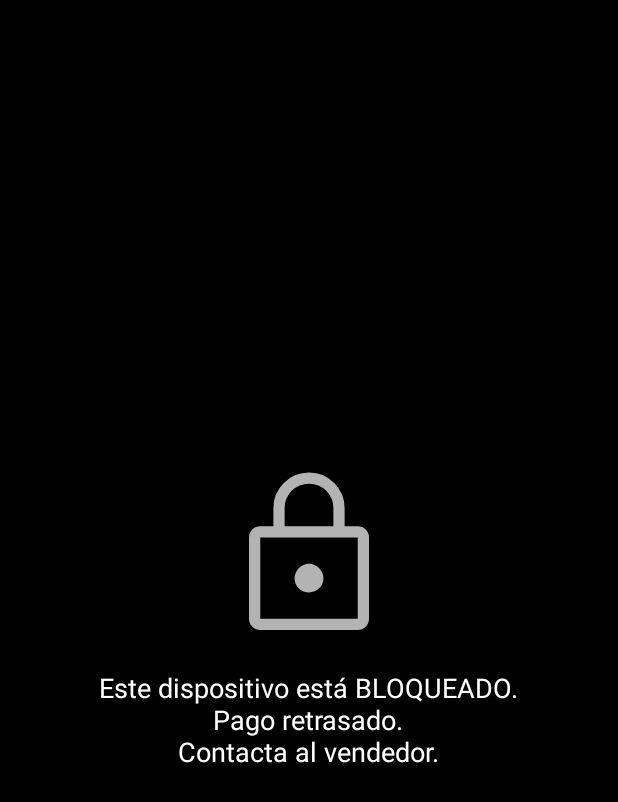
After one commit to Maverick-Dev01/client-app, an Android app built with Jetpack Compose: the BlockScreenActivity screen opened directly, with no data from a screen before it, on a phone screen of 412 x 824 dp. The commit adds this screen. Shown: the top 802 px of the screen. Run offline under Robolectric (Android 15) with nearby library versions, the phone set to English and light mode, and no system bars; our stand-ins replace Firebase (no records; nobody signed in at launch, a user with empty details on screens opened directly).

Commit message:
Feature/logic_device_block   Ya jala la funcionalidad de hacer inutilizable el telefeno, excepto cuando se reinicia el telefono, no mantiene el estado, solo hasta que abra nuevamente la aplicación, además si durante mi navegación del telefono se bloquea, no aparece la pantalla, sino hasta que se entre nuevamente a la aplicación, se debe de corregir eso

```diff
--- /dev/null
+++ b/app/src/main/java/com/maverick/clientapp/BlockScreenActivity.kt
@@ -0,0 +1,89 @@
+package com.maverick.clientapp
+
+import android.app.Activity
+import android.content.ComponentName
+import android.content.Intent
+import android.os.Bundle
+import android.view.View
+import android.view.WindowManager
+import androidx.core.view.WindowCompat
+import com.google.firebase.firestore.FirebaseFirestore
+
+class BlockScreenActivity : Activity() {
+
+    override fun onCreate(savedInstanceState: Bundle?) {
+        super.onCreate(savedInstanceState)
+
+        if (!isTaskRoot) {
+            finishAffinity() // evita que haya otras actividades debajo
+        }
+
+        val mDevicePolicyManager = getSystemService(DEVICE_POLICY_SERVICE) as android.app.admin.DevicePolicyManager
+        val mComponentName = ComponentName(this, com.maverick.clientapp.receivers.DeviceAdminReceiver::class.java)
+
+        if (mDevicePolicyManager.isDeviceOwnerApp(packageName)) {
+            val packages = arrayOf(packageName)
+            mDevicePolicyManager.setLockTaskPackages(mComponentName, packages)
+            startLockTask() // Solo ahora sí lo activamos
+        }
+
+
+        // Establece el layout
+        setContentView(R.layout.activity_block_screen)
+
+        // Pantalla completa (sin barras ni navegación)
+        WindowCompat.setDecorFitsSystemWindows(window, false)
+        window.setFlags(
+            WindowManager.LayoutParams.FLAG_FULLSCREEN,
+            WindowManager.LayoutParams.FLAG_FULLSCREEN
+        )
+
+        // Bloqueo permanente (desactiva Back button)
+        window.decorView.systemUiVisibility = (
+                View.SYSTEM_UI_FLAG_IMMERSIVE
+                        or View.SYSTEM_UI_FLAG_HIDE_NAVIGATION
+                        or View.SYSTEM_UI_FLAG_FULLSCREEN
+                        or View.SYSTEM_UI_FLAG_LAYOUT_FULLSCREEN
+                        or View.SYSTEM_UI_FLAG_LAYOUT_HIDE_NAVIGATION
+                )
+
+        val prefs = getSharedPreferences("config", MODE_PRIVATE)
+        val deviceId = prefs.getString("deviceId", null)
+        if (deviceId != null) {
+            escucharDesbloqueo(deviceId)
+        }
+
+    }
+    private fun escucharDesbloqueo(deviceId: String) {
+        val db = FirebaseFirestore.getInstance()
+
+        db.collection("dispositivos")
+            .whereEqualTo("imei", deviceId)
+            .addSnapshotListener { snapshot, error ->
+                if (error != null) return@addSnapshotListener
+
+                if (snapshot != null && !snapshot.isEmpty) {
+                    val document = snapshot.documents[0]
+                    val estado = document.getString("estado") ?: "activo"
+
+                    if (estado == "activo") {
+                        stopLockTask()
+                        val intent = Intent(this, MainActivity::class.java)
+                        intent.addFlags(Intent.FLAG_ACTIVITY_NEW_TASK or Intent.FLAG_ACTIVITY_CLEAR_TASK)
+                        startActivity(intent)
+                        finish()
+                    }
+
+                }
+            }
+    }
+
+    override fun onBackPressed() {
+        // No hacer nada
+    }
+
+    override fun onUserLeaveHint() {
+        // Impide salir al home
+    }
+
+}
--- a/app/src/main/java/com/maverick/clientapp/MainApplication.kt
+++ b/app/src/main/java/com/maverick/clientapp/MainApplication.kt
@@ -7,5 +7,6 @@ class MainApplication : Application() {
     override fun onCreate() { //SOBREESCRIBIMOS EL METODO ONCREATE PARA AGREGAR CODIGO PERSONALIZADO
         super.onCreate() // Ejecuta el código original de onCreate() de Application
         FirebaseApp.initializeApp(this) // Inicializa Firebase en toda la app
+
     }
 }
--- /dev/null
+++ b/app/src/main/res/drawable/ic_lock.xml
@@ -0,0 +1,10 @@
+<vector xmlns:android="http://schemas.android.com/apk/res/android"
+    android:width="48dp"
+    android:height="48dp"
+    android:viewportWidth="960"
+    android:viewportHeight="960"
+    android:tint="?attr/colorControlNormal">
+  <path
+      android:fillColor="@android:color/white"
+      android:pathData="M220,880Q195.25,880 177.63,862.37Q160,844.75 160,820L160,386Q160,361.25 177.63,343.62Q195.25,326 220,326L290,326L290,230Q290,151.15 345.61,95.58Q401.21,40 480.11,40Q559,40 614.5,95.58Q670,151.15 670,230L670,326L740,326Q764.75,326 782.38,343.62Q800,361.25 800,386L800,820Q800,844.75 782.38,862.37Q764.75,880 740,880L220,880ZM220,820L740,820Q740,820 740,820Q740,820 740,820L740,386Q740,386 740,386Q740,386 740,386L220,386Q220,386 220,386Q220,386 220,386L220,820Q220,820 220,820Q220,820 220,820ZM480.17,680Q512,680 534.5,657.97Q557,635.94 557,605Q557,575 534.33,550.5Q511.66,526 479.83,526Q448,526 425.5,550.5Q403,575 403,605.5Q403,636 425.67,658Q448.34,680 480.17,680ZM350,326L610,326L610,230Q610,175.83 572.12,137.92Q534.24,100 480.12,100Q426,100 388,137.92Q350,175.83 350,230L350,326ZM220,820Q220,820 220,820Q220,820 220,820L220,386Q220,386 220,386Q220,386 220,386L220,386Q220,386 220,386Q220,386 220,386L220,820Q220,820 220,820Q220,820 220,820Z"/>
+</vector>
--- /dev/null
+++ b/app/src/main/res/layout/activity_block_screen.xml
@@ -0,0 +1,28 @@
+<?xml version="1.0" encoding="utf-8"?>
+<LinearLayout xmlns:android="http://schemas.android.com/apk/res/android"
+    xmlns:app="http://schemas.android.com/apk/res-auto"
+    android:id="@+id/layoutBlock"
+    android:layout_width="match_parent"
+    android:layout_height="match_parent"
+    android:orientation="vertical"
+    android:background="@android:color/black"
+    android:gravity="center"
+    android:padding="24dp">
+
+    <ImageView
+        android:layout_width="120dp"
+        android:layout_height="120dp"
+        android:src="@drawable/ic_lock"
+        app:tint="@color/md_theme_onSecondary" />
+
+    <TextView
+        android:id="@+id/textBlockMessage"
+        android:layout_width="wrap_content"
+        android:layout_height="wrap_content"
+        android:text="Este dispositivo está BLOQUEADO.\nPago retrasado.\nContacta al vendedor."
+        android:textColor="@android:color/white"
+        android:textSize="18sp"
+        android:textAlignment="center"
+        android:layout_marginTop="16dp" />
+
+</LinearLayout>
--- a/app/src/main/res/values/string.xml
+++ b/app/src/main/res/values/string.xml
@@ -1,5 +1,5 @@
 <resources>
-    <string name="app_name">ClientApp</string>
+    <string name="app_name">Dev Client Lock</string>
     <!-- TODO: Remove or change this placeholder text -->
     <string name="hello_blank_fragment">Hello blank fragment</string>
 </resources>
--- /dev/null
+++ b/app/src/main/res/xml/device_owner_receiver.xml
@@ -0,0 +1,6 @@
+<device-admin xmlns:android="http://schemas.android.com/apk/res/android">
+    <uses-policies>
+        <force-lock />
+        <wipe-data />
+    </uses-policies>
+</device-admin>
```
Also changed, not shown: app/src/main/AndroidManifest.xml (+43 -1 lines), app/src/main/java/com/maverick/clientapp/MainActivity.kt (+12 -7 lines), app/src/main/java/com/maverick/clientapp/receivers/BootReceiver.kt (added, +19 -0 lines), app/src/main/java/com/maverick/clientapp/receivers/DeviceAdminReceiver.kt (added, +19 -0 lines), app/src/main/java/com/maverick/clientapp/services/LockService.kt (added, +76 -0 lines).
